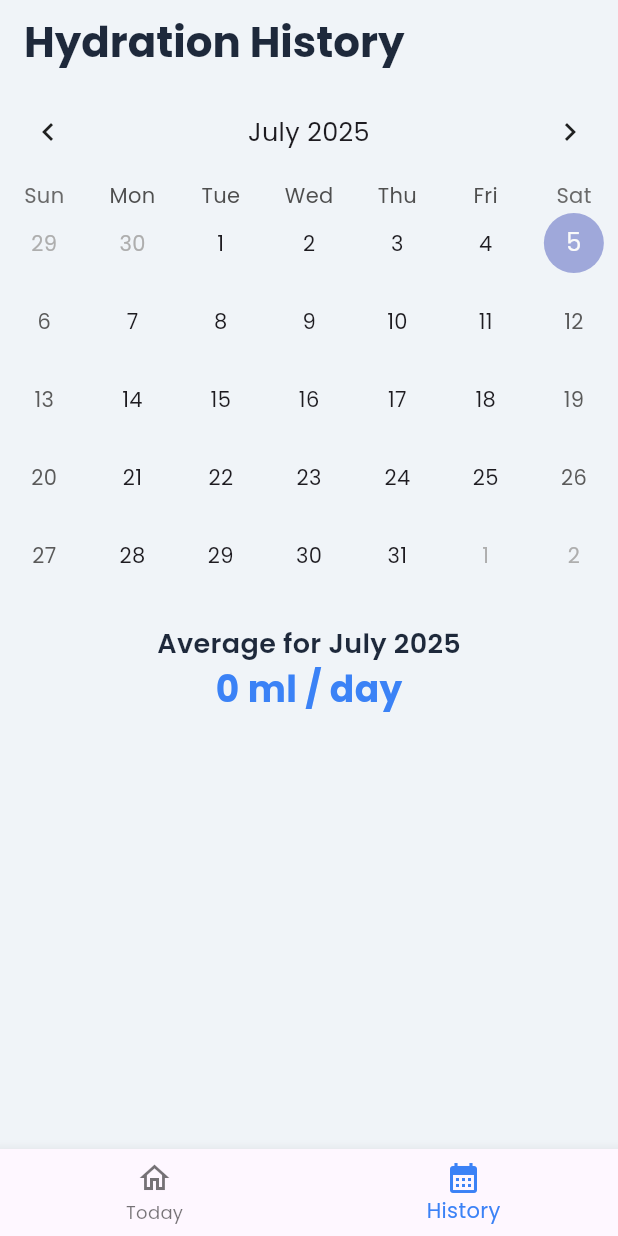
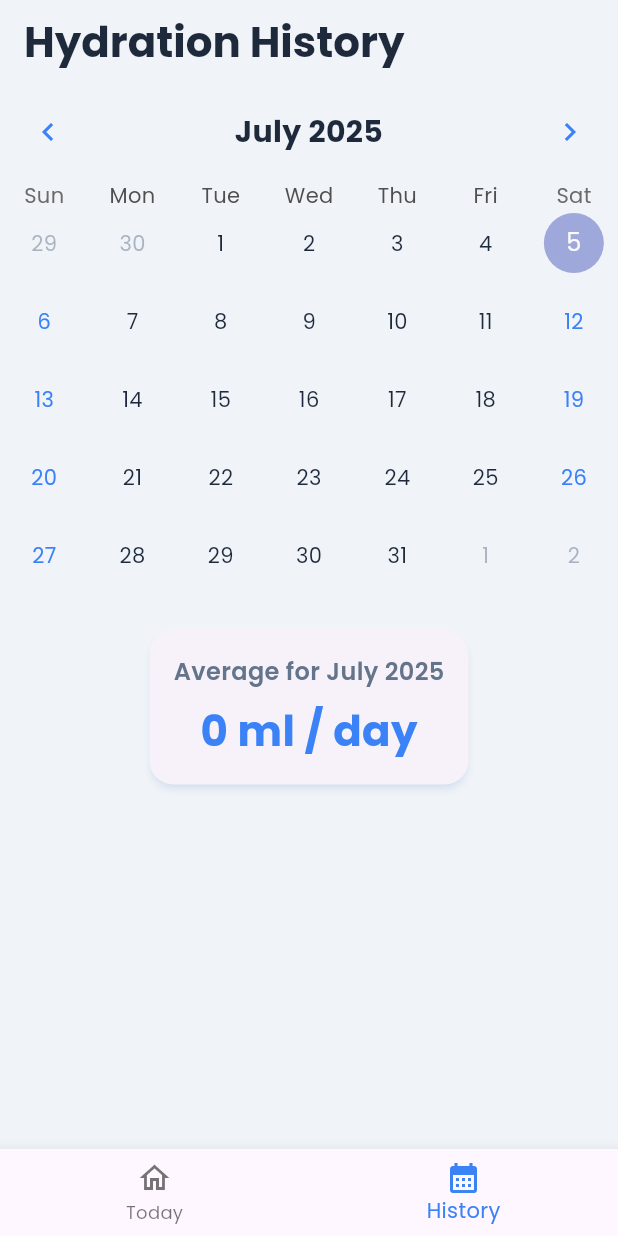
Before and after one commit to nicksens/HydroGoal, a Flutter app: the screen it shows once a user with an empty profile is signed in, item 2 of the bottom bar chosen, on a phone screen of 412 x 824 dp. Run offline on Flutter 3.47's test engine with Material 3 defaults, Android fonts, the phone set to English and light mode, and no system bars; drawn by our look-alikes of table_calendar; our stand-ins replace cloud_firestore, firebase_auth, firebase_core, flutter_local_notifications, google_fonts, image_picker and 3 more; accounts and stored records are empty.

Commit message:
fixed calendar ui

```diff
--- a/lib/screens/calendar/calendar_screen.dart
+++ b/lib/screens/calendar/calendar_screen.dart
@@ -1,8 +1,10 @@
 import 'package:cloud_firestore/cloud_firestore.dart';
 import 'package:firebase_auth/firebase_auth.dart';
 import 'package:flutter/material.dart';
+import 'package:google_fonts/google_fonts.dart';
 import 'package:hydrogoal/services/firestore_service.dart';
 import 'package:hydrogoal/utils/colors.dart';
+import 'package:hydrogoal/widgets/wave_clipper.dart';
 import 'package:intl/intl.dart';
 import 'package:table_calendar/table_calendar.dart';
 
@@ -15,7 +17,7 @@ class CalendarScreen extends StatefulWidget {
 
 class _CalendarScreenState extends State<CalendarScreen> {
   final FirestoreService _firestoreService = FirestoreService();
-  final String _userId = FirebaseAuth.instance.currentUser!.uid;
+  final String? _userId = FirebaseAuth.instance.currentUser?.uid;
 
   DateTime _focusedDay = DateTime.now();
   DateTime? _selectedDay;
@@ -33,95 +35,180 @@ class _CalendarScreenState extends State<CalendarScreen> {
         elevation: 0,
       ),
       body: StreamBuilder<QuerySnapshot>(
-        stream:
-            _firestoreService.getHydrationHistoryForMonth(_userId, _focusedDay),
+        stream: _userId != null
+            ? _firestoreService.getHydrationHistoryForMonth(
+                _userId!, _focusedDay)
+            : null,
         builder: (context, snapshot) {
-          if (!snapshot.hasData) {
+          if (_userId == null) {
+            return const Center(child: Text('Not logged in.'));
+          }
+          if (snapshot.connectionState == ConnectionState.waiting) {
             return const Center(child: CircularProgressIndicator());
+          }
+          if (!snapshot.hasData || snapshot.data!.docs.isEmpty) {
+            // Handle case with no data for the month
+            return _buildCalendarWithNoData();
           }
 
           final events = _getEventsFromSnapshot(snapshot.data!);
           final averageIntake = _calculateAverage(events);
 
+          return SingleChildScrollView(
+            child: Column(
+              children: [
+                _buildThemedCalendar(events),
+                const SizedBox(height: 24),
+                _buildAverageCard(averageIntake),
+              ],
+            ),
+          );
+        },
+      ),
+    );
+  }
+
+  // --- Helper to build the calendar when there's no data ---
+  Widget _buildCalendarWithNoData() {
     return Column(
       children: [
         TableCalendar(
           firstDay: DateTime.utc(2020, 1, 1),
           lastDay: DateTime.utc(2030, 12, 31),
           focusedDay: _focusedDay,
+          onPageChanged: (focusedDay) =>
+              setState(() => _focusedDay = focusedDay),
+          headerStyle: _headerStyle(),
+          calendarStyle: _calendarStyle(),
+        ),
+        const SizedBox(height: 24),
+        _buildAverageCard(0),
+      ],
+    );
+  }
+
+  // --- Main Calendar Widget ---
+  Widget _buildThemedCalendar(Map<DateTime, int> events) {
+    return TableCalendar(
+      firstDay: DateTime.utc(2020, 1, 1),
+      lastDay: DateTime.utc(2030, 12, 31),
+      focusedDay: _focusedDay,
       calendarFormat: CalendarFormat.month,
+      eventLoader: (day) =>
+          events[DateTime.utc(day.year, day.month, day.day)] != null
+              ? [events[DateTime.utc(day.year, day.month, day.day)]]
+              : [],
       selectedDayPredicate: (day) => isSameDay(_selectedDay, day),
-                onDaySelected: (selectedDay, focusedDay) {
-                  setState(() {
+      onDaySelected: (selectedDay, focusedDay) => setState(() {
         _selectedDay = selectedDay;
         _focusedDay = focusedDay;
-                  });
-                },
-                onPageChanged: (focusedDay) {
-                  setState(() {
-                    _focusedDay = focusedDay;
-                  });
-                },
-                headerStyle: const HeaderStyle(
-                  titleCentered: true,
-                  formatButtonVisible: false,
+      }),
+      onPageChanged: (focusedDay) => setState(() => _focusedDay = focusedDay),
+      headerStyle: _headerStyle(),
+      calendarStyle: _calendarStyle(),
+      calendarBuilders: CalendarBuilders(
+        // Custom builder to highlight days with intake
+        defaultBuilder: (context, day, focusedDay) {
+          final dayEvent = events[DateTime.utc(day.year, day.month, day.day)];
+          if (dayEvent != null) {
+            return Container(
+              margin: const EdgeInsets.all(4.0),
+              alignment: Alignment.center,
+              decoration: const BoxDecoration(
+                color: AppColors.lightBlue,
+                shape: BoxShape.circle,
               ),
-                calendarBuilders: CalendarBuilders(
-                  markerBuilder: (context, date, events) {
-                    if (events.isNotEmpty) {
-                      return Positioned(
-                        bottom: 1,
               child: Text(
-                          '${events.first}ml', // Display the intake amount
-                          style: TextStyle(
-                            color: AppColors.primaryBlue.withOpacity(0.8),
-                            fontSize: 10,
-                          ),
+                '${day.day}',
+                style: const TextStyle(color: AppColors.primaryBlue),
               ),
             );
           }
           return null;
         },
+        // Custom builder for today's date
+        todayBuilder: (context, day, focusedDay) {
+          return Container(
+            margin: const EdgeInsets.all(4.0),
+            alignment: Alignment.center,
+            decoration: const BoxDecoration(
+              color: AppColors.accentAqua,
+              shape: BoxShape.circle,
             ),
-                eventLoader: (day) {
-                  // The event loader uses the amount as the event
-                  final dayWithoutTime =
-                      DateTime.utc(day.year, day.month, day.day);
-                  return events[dayWithoutTime] != null
-                      ? [events[dayWithoutTime]]
-                      : [];
-                },
+            child: Text(
+              '${day.day}',
+              style: const TextStyle(color: Colors.white),
             ),
-              const SizedBox(height: 20),
-              Text(
-                'Average for ${DateFormat.yMMMM().format(_focusedDay)}',
-                style: const TextStyle(
-                    fontSize: 18,
-                    fontWeight: FontWeight.w600,
-                    color: AppColors.darkText),
-              ),
-              Text(
-                '${averageIntake.toStringAsFixed(0)} ml / day',
-                style: const TextStyle(
-                    fontSize: 24,
-                    fontWeight: FontWeight.bold,
-                    color: AppColors.primaryBlue),
-              ),
-              const Spacer(),
-            ],
           );
         },
       ),
     );
   }
 
+  // --- A separate card for displaying the average intake ---
+  Widget _buildAverageCard(double averageIntake) {
+    return Card(
+      margin: const EdgeInsets.symmetric(horizontal: 24),
+      elevation: 2,
+      shadowColor: AppColors.primaryBlue.withOpacity(0.2),
+      shape: RoundedRectangleBorder(borderRadius: BorderRadius.circular(16)),
+      child: Padding(
+        padding: const EdgeInsets.all(16.0),
+        child: Column(
+          children: [
+            Text(
+              'Average for ${DateFormat.yMMMM().format(_focusedDay)}',
+              style: const TextStyle(
+                  fontSize: 16,
+                  fontWeight: FontWeight.w600,
+                  color: AppColors.lightText),
+            ),
+            const SizedBox(height: 8),
+            Text(
+              '${averageIntake.toStringAsFixed(0)} ml / day',
+              style: const TextStyle(
+                  fontSize: 28,
+                  fontWeight: FontWeight.bold,
+                  color: AppColors.primaryBlue),
+            ),
+          ],
+        ),
+      ),
+    );
+  }
+
+  // --- Styling Objects for the Calendar ---
+  HeaderStyle _headerStyle() {
+    return HeaderStyle(
+      titleCentered: true,
+      formatButtonVisible: false,
+      titleTextStyle: GoogleFonts.poppins(
+          fontSize: 20.0,
+          fontWeight: FontWeight.bold,
+          color: AppColors.darkText),
+      leftChevronIcon:
+          const Icon(Icons.chevron_left, color: AppColors.primaryBlue),
+      rightChevronIcon:
+          const Icon(Icons.chevron_right, color: AppColors.primaryBlue),
+    );
+  }
+
+  CalendarStyle _calendarStyle() {
+    return CalendarStyle(
+      defaultTextStyle: GoogleFonts.poppins(color: AppColors.darkText),
+      weekendTextStyle: GoogleFonts.poppins(color: AppColors.primaryBlue),
+      outsideTextStyle:
+          GoogleFonts.poppins(color: AppColors.lightText.withOpacity(0.5)),
+    );
+  }
+
+  // --- Data Processing Logic (Unchanged) ---
   Map<DateTime, int> _getEventsFromSnapshot(QuerySnapshot snapshot) {
     final Map<DateTime, int> events = {};
     for (var doc in snapshot.docs) {
       final data = doc.data() as Map<String, dynamic>;
       final date = (data['date'] as Timestamp).toDate();
       final amount = data['amount'] as int;
-      // Normalize the date to midnight UTC to avoid time zone issues
       final dayWithoutTime = DateTime.utc(date.year, date.month, date.day);
       events[dayWithoutTime] = amount;
     }
```
Lines whose indentation alone changed are shown as unchanged.
